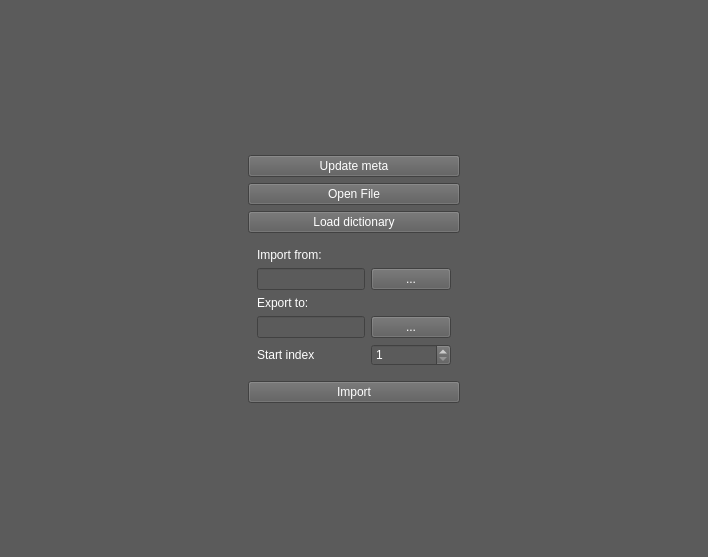
This is trunk/src/edr/src/plugins/dicomImporter/ui/dicomSource.ui in mk4me/hm-mde-one as Qt 5 draws it before an edit. The edited form follows.
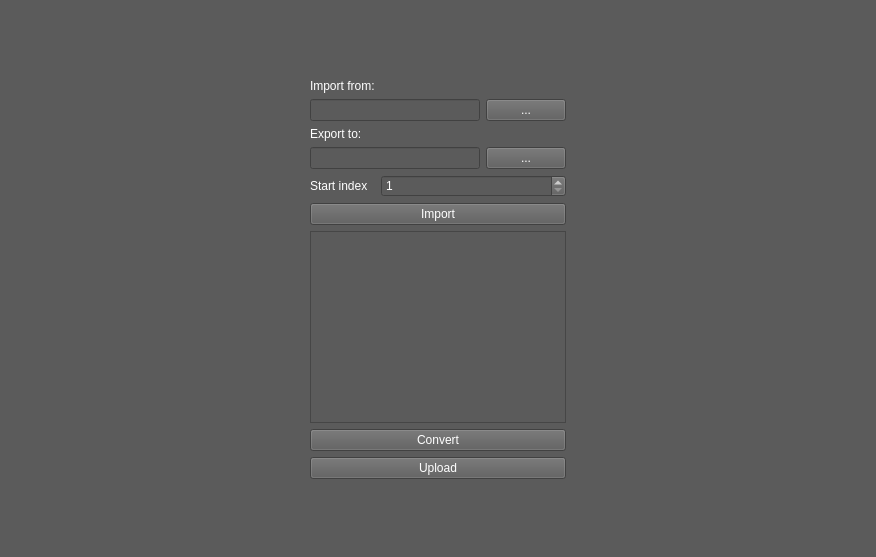
This is the edited form.

```diff
--- a/trunk/src/edr/src/plugins/dicomImporter/ui/dicomSource.ui
+++ b/trunk/src/edr/src/plugins/dicomImporter/ui/dicomSource.ui
@@ -6,7 +6,7 @@
    <rect>
     <x>0</x>
     <y>0</y>
-    <width>708</width>
+    <width>876</width>
     <height>557</height>
    </rect>
   </property>
@@ -48,27 +48,6 @@
         </property>
        </widget>
       </item>
-      <item>
-       <widget class="QPushButton" name="updateMetaButton">
-        <property name="text">
-         <string>Update meta</string>
-        </property>
-       </widget>
-      </item>
-      <item>
-       <widget class="QPushButton" name="openFileButton">
-        <property name="text">
-         <string>Open File</string>
-        </property>
-       </widget>
-      </item>
-      <item>
-       <widget class="QPushButton" name="loadDirectoryButton">
-        <property name="text">
-         <string>Load dictionary</string>
-        </property>
-       </widget>
-      </item>
       <item>
        <widget class="QWidget" name="widget_6" native="true">
         <property name="sizePolicy">
@@ -78,6 +57,9 @@
          </sizepolicy>
         </property>
         <layout class="QFormLayout" name="formLayout">
+         <property name="fieldGrowthPolicy">
+          <enum>QFormLayout::AllNonFixedFieldsGrow</enum>
+         </property>
          <item row="0" column="0">
           <widget class="QLabel" name="label">
            <property name="text">
@@ -85,41 +67,59 @@
            </property>
           </widget>
          </item>
-         <item row="3" column="0">
+         <item row="1" column="0" colspan="2">
+          <widget class="QWidget" name="widget_8" native="true">
+           <layout class="QHBoxLayout" name="horizontalLayout_3">
+            <property name="margin">
+             <number>0</number>
+            </property>
+            <item>
+             <widget class="QLineEdit" name="importFromEdit"/>
+            </item>
+            <item>
+             <widget class="QPushButton" name="importFromButton">
+              <property name="text">
+               <string>...</string>
+              </property>
+             </widget>
+            </item>
+           </layout>
+          </widget>
+         </item>
+         <item row="4" column="0">
           <widget class="QLabel" name="label_2">
            <property name="text">
             <string>Export to:</string>
            </property>
           </widget>
          </item>
-         <item row="1" column="0">
-          <widget class="QLineEdit" name="importFromEdit"/>
-         </item>
-         <item row="4" column="0">
-          <widget class="QLineEdit" name="exportToEdit"/>
-         </item>
-         <item row="1" column="1">
-          <widget class="QPushButton" name="importFromButton">
-           <property name="text">
-            <string>...</string>
-           </property>
+         <item row="5" column="0" colspan="2">
+          <widget class="QWidget" name="widget_7" native="true">
+           <layout class="QHBoxLayout" name="horizontalLayout_2">
+            <property name="margin">
+             <number>0</number>
+            </property>
+            <item>
+             <widget class="QLineEdit" name="exportToEdit"/>
+            </item>
+            <item>
+             <widget class="QPushButton" name="exportToButton">
+              <property name="text">
+               <string>...</string>
+              </property>
+             </widget>
+            </item>
+           </layout>
           </widget>
          </item>
-         <item row="4" column="1">
-          <widget class="QPushButton" name="exportToButton">
-           <property name="text">
-            <string>...</string>
-           </property>
-          </widget>
-         </item>
-         <item row="5" column="0">
+         <item row="6" column="0">
           <widget class="QLabel" name="label_3">
            <property name="text">
             <string>Start index</string>
            </property>
           </widget>
          </item>
-         <item row="5" column="1">
+         <item row="6" column="1">
           <widget class="QSpinBox" name="startIndex">
            <property name="minimum">
             <number>1</number>
@@ -132,16 +132,33 @@
            </property>
           </widget>
          </item>
+         <item row="7" column="0" colspan="2">
+          <widget class="QPushButton" name="importButton">
+           <property name="text">
+            <string>Import</string>
+           </property>
+          </widget>
+         </item>
+         <item row="8" column="0" colspan="2">
+          <widget class="QTableView" name="tableView"/>
+         </item>
+         <item row="9" column="0" colspan="2">
+          <widget class="QPushButton" name="convertButton">
+           <property name="text">
+            <string>Convert</string>
+           </property>
+          </widget>
+         </item>
+         <item row="10" column="0" colspan="2">
+          <widget class="QPushButton" name="uploadButton">
+           <property name="text">
+            <string>Upload</string>
+           </property>
+          </widget>
+         </item>
         </layout>
        </widget>
       </item>
-      <item>
-       <widget class="QPushButton" name="importButton">
-        <property name="text">
-         <string>Import</string>
-        </property>
-       </widget>
-      </item>
       <item>
        <widget class="QWidget" name="widget_5" native="true">
         <property name="sizePolicy">
```
